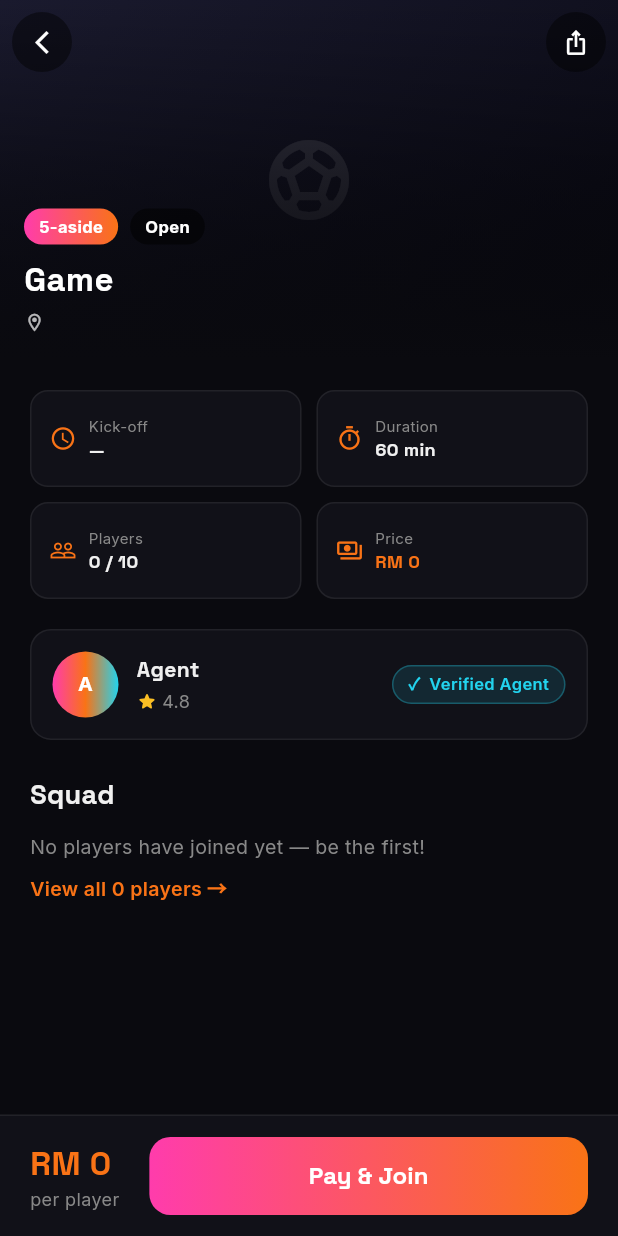
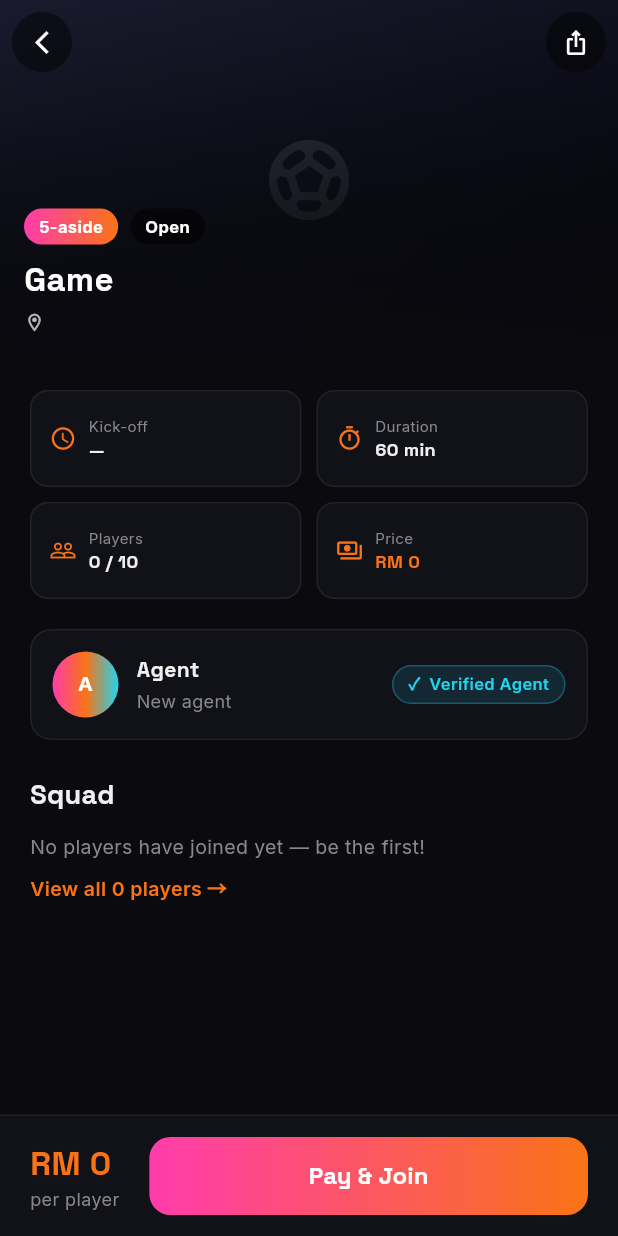
Before and after one commit to chakeuroussama17/dreaming_ball, a Flutter app: the GameDetailScreen screen opened directly with empty values, on a phone screen of 412 x 824 dp. Run offline on Flutter 3.47's test engine with Material 3 defaults, Android fonts, the phone set to English and light mode, and no system bars; drawn by our look-alikes of flutter_animate; our stand-ins replace cached_network_image, firebase_core, firebase_messaging, flutter_dotenv, flutter_local_notifications, flutter_riverpod and 6 more; accounts and stored records are empty.

Commit message:
Growth: games near you, agent ratings on cards, game share + deep links
- "Near You" home section: matches the player's city/state (added to
  PlayerProfile) against each game's location, shown above Games This
  Week so a new user sees local games first.

- Agent rating star badge on every game card (home rails) and the real
  rating in the game-detail agent row (replacing the hardcoded 4.8;
  shows "New agent" when unrated). New allAgentRatings() aggregate +
  agentRatingsProvider.

- Game sharing: the game-detail share button now sends a rich WhatsApp/
  native invite (field, date, location, price, slots) with a deep link.
  Wired App Links: AndroidManifest intent-filter + flutter deep-linking
  so https://<host>/game/<id> routes to the game. Link host is in
  lib/core/config/app_links.dart — point it at a domain and host
  assetlinks.json to make links auto-open the app.

Co-Authored-By: Claude Opus 4.8 <noreply@anthropic.com>

```diff
--- /dev/null
+++ b/lib/core/config/app_links.dart
@@ -0,0 +1,19 @@
+/// Deep-link configuration for shareable game links.
+///
+/// Shared links look like `https://HOST/game/ID`. The app already routes
+/// `/game/:id` (see router.dart), and the Android manifest declares an App
+/// Links intent-filter for [webHost].
+///
+/// IMPORTANT: for these links to open the app directly from WhatsApp (instead
+/// of a browser), you must:
+///   1. Own the domain [webHost].
+///   2. Host `HOST/.well-known/assetlinks.json` with the app's package name +
+///      SHA-256 signing-certificate fingerprint.
+/// Until then the link still carries the invite; it just won't auto-open.
+/// Point [webHost] at whatever domain (or landing page) you set up.
+class AppLinks {
+  static const webHost = 'dreamingball.app';
+
+  /// Public link to a specific game.
+  static String gameUrl(String id) => 'https://$webHost/game/$id';
+}
--- a/lib/core/providers/games_provider.dart
+++ b/lib/core/providers/games_provider.dart
@@ -2,6 +2,7 @@ import 'dart:typed_data';
 import 'package:flutter_riverpod/flutter_riverpod.dart';
 import 'package:intl/intl.dart';
 import '../services/game_service.dart';
+import '../services/rating_service.dart';
 
 /// A game shown in the home feed. Created by agents, joined by players.
 class Game {
@@ -349,3 +350,10 @@ final agentConfirmedCountsProvider =
     FutureProvider.autoDispose<Map<String, int>>((ref) {
   return GameService.fetchConfirmedCounts();
 });
+
+/// Aggregate agent ratings (agent id → avg + count) for the star badge on
+/// game cards. Cheap and shared across the feed.
+final agentRatingsProvider =
+    FutureProvider<Map<String, AgentRating>>((ref) {
+  return RatingService.allAgentRatings();
+});
--- a/lib/features/game/screens/game_detail_screen.dart
+++ b/lib/features/game/screens/game_detail_screen.dart
@@ -5,11 +5,13 @@ import 'package:flutter_animate/flutter_animate.dart';
 import 'package:flutter_riverpod/flutter_riverpod.dart';
 import 'package:go_router/go_router.dart';
 import 'package:google_fonts/google_fonts.dart';
+import '../../../../core/config/app_links.dart';
 import '../../../../core/providers/games_provider.dart';
 import '../../../../core/services/game_service.dart';
 import '../../../../core/services/supabase_service.dart';
 import '../../../../core/theme/app_colors.dart';
 import '../../../../core/utils/nav.dart';
+import '../../../../core/utils/share_utils.dart';
 import '../../../../core/widgets/player_avatar.dart';
 import '../../../../core/widgets/tier_badge.dart';
 
@@ -165,6 +167,18 @@ class _GameDetailScreenState extends ConsumerState<GameDetailScreen> {
     }
   }
 
+  // Share this game to WhatsApp / the native sheet with a deep link.
+  Future<void> _shareGame(Game game) async {
+    final price = game.isFree ? 'Free' : 'RM ${game.price.toStringAsFixed(0)}';
+    final msg = '⚽ ${game.fieldName}\n'
+        '📅 ${game.dateTime}\n'
+        '📍 ${game.location}\n'
+        '💰 $price per player\n'
+        '👥 ${game.filledSlots}/${game.totalSlots} joined\n\n'
+        'Join us on Dreaming Ball 👇\n${AppLinks.gameUrl(game.id)}';
+    await ShareUtils.shareViaWhatsApp(msg);
+  }
+
   // Free game: join instantly (no payment, no agent confirmation).
   Future<void> _joinFree() async {
     final error = await ref.read(gamesProvider.notifier).join(id);
@@ -191,6 +205,9 @@ class _GameDetailScreenState extends ConsumerState<GameDetailScreen> {
     final border = isDark ? AppColors.darkBorder : AppColors.lightBorder;
 
     final game = _game ?? ref.watch(gamesProvider.notifier).byId(id);
+    final agentRating = (game?.agentId == null)
+        ? null
+        : ref.watch(agentRatingsProvider).valueOrNull?[game!.agentId];
     final fieldName = game?.fieldName ?? 'Game';
     final location = game?.location ?? '';
     final format = game?.format ?? '5-aside';
@@ -290,7 +307,8 @@ class _GameDetailScreenState extends ConsumerState<GameDetailScreen> {
                           mainAxisAlignment: MainAxisAlignment.spaceBetween,
                           children: [
                             _circleBtn(Icons.arrow_back_ios_new, () => context.safePop()),
-                            _circleBtn(Icons.ios_share_outlined, () {}),
+                            _circleBtn(Icons.ios_share_outlined,
+                                game == null ? () {} : () => _shareGame(game)),
                           ],
                         ),
                       ),
@@ -371,11 +389,19 @@ class _GameDetailScreenState extends ConsumerState<GameDetailScreen> {
                                   style: GoogleFonts.spaceGrotesk(
                                       fontSize: 14, fontWeight: FontWeight.w700, color: primary)),
                               const SizedBox(height: 3),
-                              Row(children: [
-                                const Icon(Icons.star_rounded, size: 14, color: Color(0xFFFBBF24)),
-                                const SizedBox(width: 3),
-                                Text('4.8', style: GoogleFonts.inter(fontSize: 12, color: secondary)),
-                              ]),
+                              (agentRating != null && agentRating.count > 0)
+                                  ? Row(children: [
+                                      const Icon(Icons.star_rounded,
+                                          size: 14, color: Color(0xFFFBBF24)),
+                                      const SizedBox(width: 3),
+                                      Text(
+                                          '${agentRating.avg.toStringAsFixed(1)} (${agentRating.count})',
+                                          style: GoogleFonts.inter(
+                                              fontSize: 12, color: secondary)),
+                                    ])
+                                  : Text('New agent',
+                                      style: GoogleFonts.inter(
+                                          fontSize: 12, color: secondary)),
                             ],
                           ),
                         ),
```
Also changed, not shown: lib/core/services/profile_service.dart (+8 -1 lines), lib/core/services/rating_service.dart (+29 -0 lines), lib/features/home/screens/home_screen.dart (+106 -0 lines), 1 other file.
